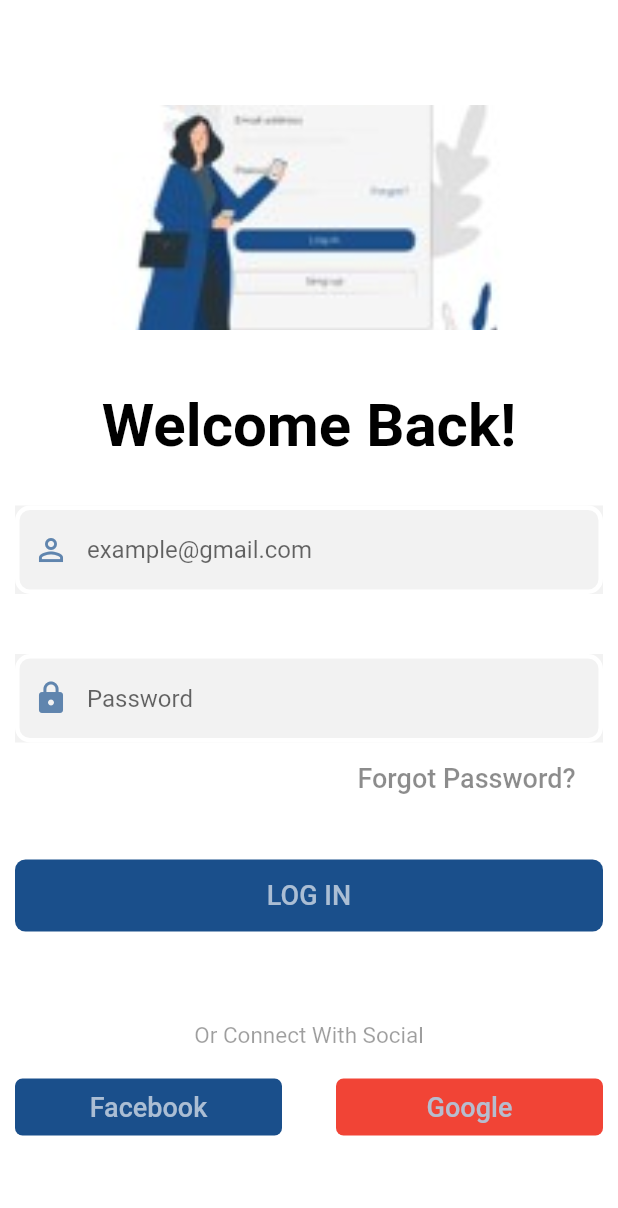
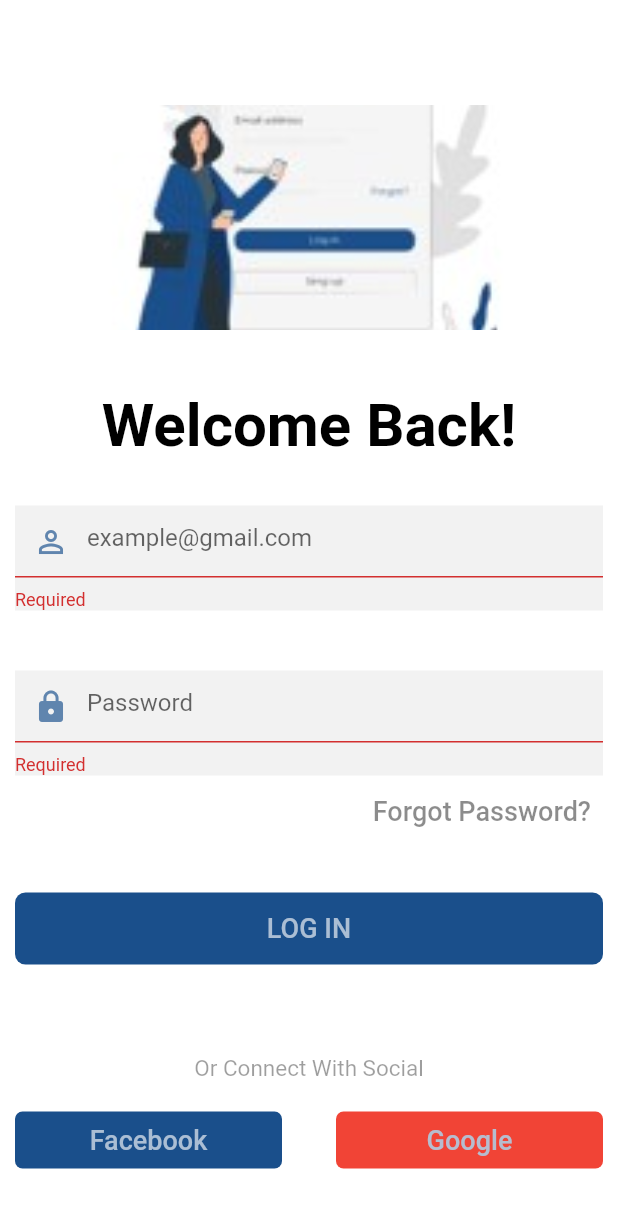
Before and after one commit to AsifNinjaWeavers/Assesment-1, a Flutter app: the screen it shows after launch, on a phone screen of 412 x 824 dp. Shown: the top 1208 px of the screen. Run offline on Flutter 3.47's test engine with Material 2 defaults, Android fonts, the phone set to English and light mode, and no system bars.

Commit message:
updated FormField

```diff
--- a/lib/loginpage.dart
+++ b/lib/loginpage.dart
@@ -19,6 +19,42 @@
   final SnackBar snackBarForLoginError =
       const SnackBar(content: Text('You Entered wrong Email Or Password'));
   TextEditingController passtext = TextEditingController();
+  bool checkloging(String tx1, String tx2) {
+    if (tx1 == "fake@email.com") {
+      if (tx2 == '12345678') {
+        return true;
+      } else {
+        return false;
+      }
+    }
+    return false;
+  }
+
+  String validateEmail(String value) {
+    if (value.isEmpty) {
+      return "Required";
+    } else {
+      bool emailValid = RegExp(
+              r"^[a-zA-Z0-9.a-zA-Z0-9.!#$%&'*+-/=?^_`{|}~]+@[a-zA-Z0-9]+\.[a-zA-Z]+")
+          .hasMatch(value);
+      if (!emailValid) {
+        return "Please Enter Correct Email";
+      } else {
+        return '';
+      }
+    }
+  }
+
+  String validatePass(value) {
+    if (value.length == 0) {
+      return "Required";
+    } else if (value.length < 8) {
+      return "Password Should Be Minimum 8 Character";
+    } else {
+      return "";
+    }
+  }
+
   @override
   Widget build(BuildContext context) {
     return Scaffold(
@@ -64,8 +100,8 @@
                     ],
                   ),
                 ),
-                Padding(
-                  padding: const EdgeInsets.fromLTRB(210, 0, 0, 0),
+                Container(
+                  alignment: Alignment.centerRight,
                   child: TextButton(
                     onPressed: (() {
                       Navigator.push(
@@ -92,21 +128,6 @@
                     ),
                   ),
                   child: TextButton(
-                    // onPressed: !formkey.currentState!.validate()
-                    //     ? null
-                    //     : () {
-                    //         checkloging(emailtext.text.toString(),
-                    //                 passtext.text.toString())
-                    //             ? Navigator.push(
-                    //                 context,
-                    //                 MaterialPageRoute(
-                    //                   builder: (_) => Home(
-                    //                     email: 'fake@email.com',
-                    //                   ),
-                    //                 ))
-                    //             : ScaffoldMessenger.of(context)
-                    //                 .showSnackBar(snackBarForLoginError);
-                    //       },
                     onPressed: () {
                       !formkey.currentState!.validate()
                           ? null
@@ -170,8 +191,7 @@
       child: TextFormField(
         controller: textController,
         validator: (v) {
-          validateEmail(v!);
-          return null;
+          return validateEmail(v!);
         },
         style: const TextStyle(color: Color(0xff6085ae)),
         decoration: InputDecoration(
@@ -198,39 +218,3 @@
     );
   }
 }
-
-bool checkloging(String tx1, String tx2) {
-  if (tx1 == "fake@email.com") {
-    if (tx2 == '12345678') {
-      return true;
-    } else {
-      return false;
-    }
-  }
-  return false;
-}
-
-String validateEmail(String value) {
-  if (value.isEmpty) {
-    return "Required";
-  } else {
-    bool emailValid = RegExp(
-            r"^[a-zA-Z0-9.a-zA-Z0-9.!#$%&'*+-/=?^_`{|}~]+@[a-zA-Z0-9]+\.[a-zA-Z]+")
-        .hasMatch(value);
-    if (!emailValid) {
-      return "Please Enter Correct Email";
-    } else {
-      return '';
-    }
-  }
-}
-
-String validatePass(value) {
-  if (value.length == 0) {
-    return "Required";
-  } else if (value.length < 8) {
-    return "Password Should Be Minimum 8 Character";
-  } else {
-    return "";
-  }
-}
```
